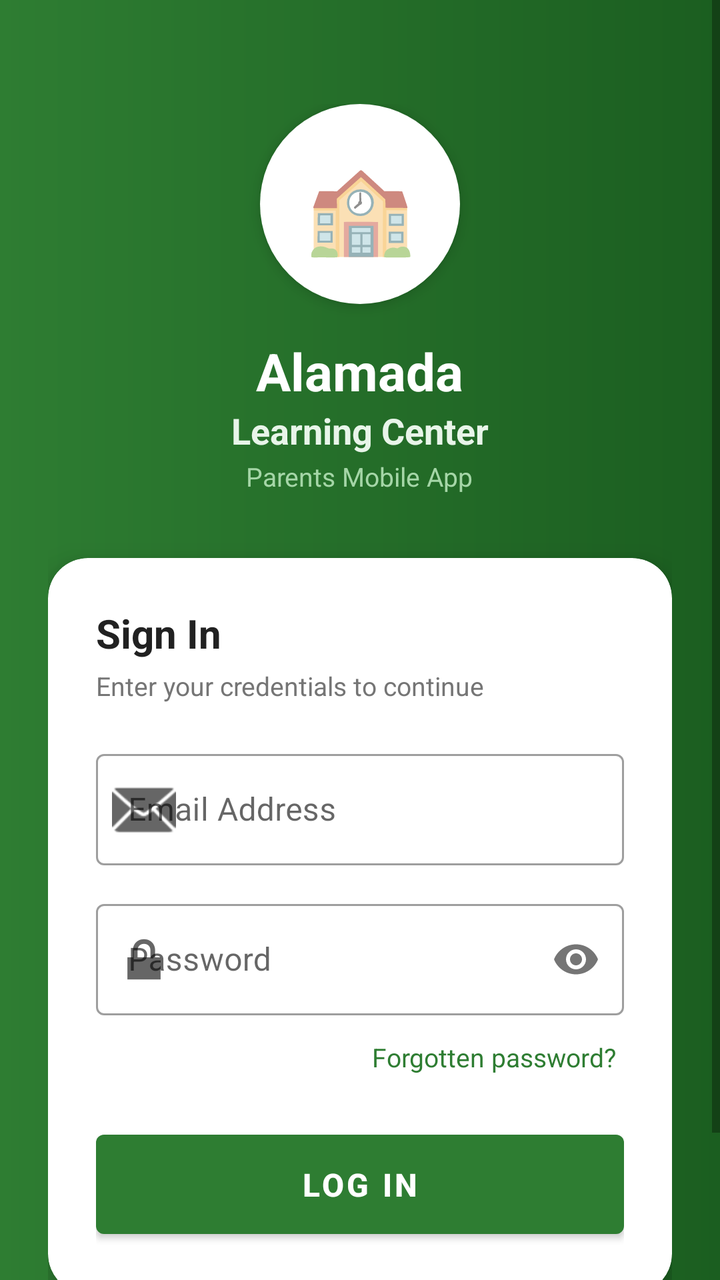
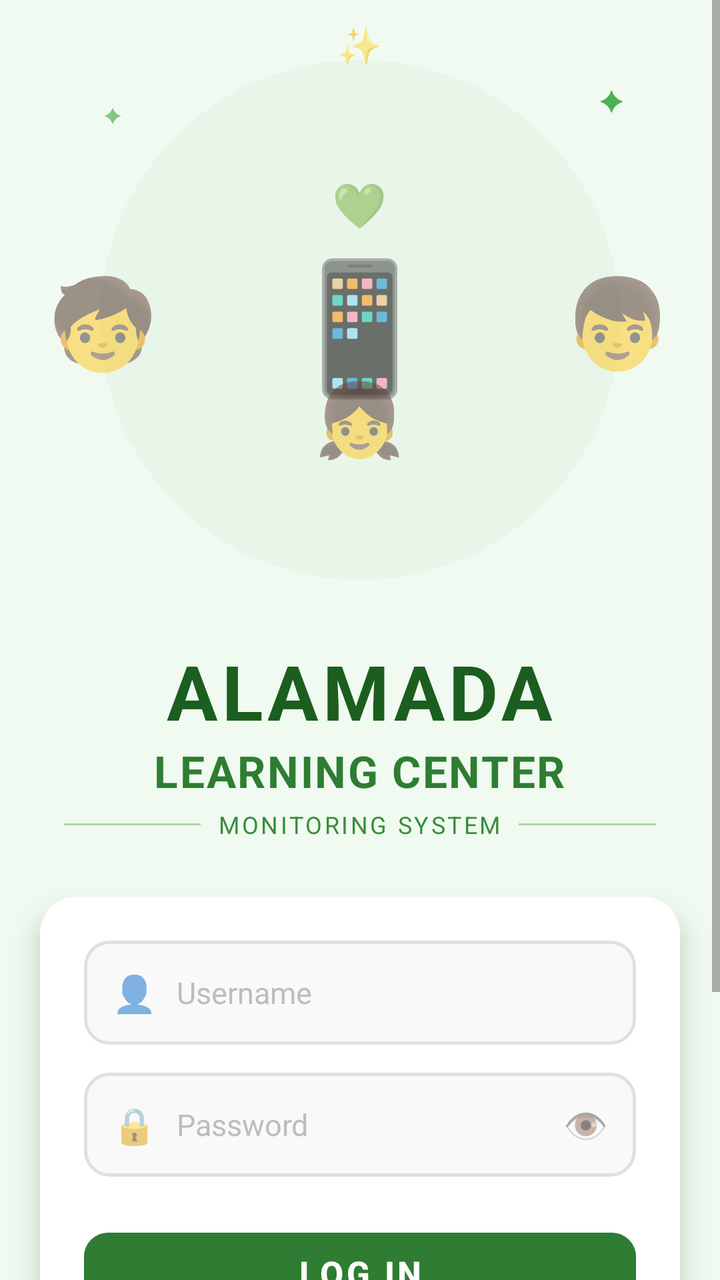

An Android layout rendered at two revisions. The XML below is the earlier revision; the diff shows what the commit changed to produce the second picture.
<!-- AndroidManifest.xml: application theme Theme.AlamadaChildMonitor -->
<!-- res/layout/activity_login.xml -->
<?xml version="1.0" encoding="utf-8"?>
<ScrollView
    xmlns:android="http://schemas.android.com/apk/res/android"
    xmlns:app="http://schemas.android.com/apk/res-auto"
    android:layout_width="match_parent"
    android:layout_height="match_parent"
    android:background="@drawable/header_green_gradient"
    android:fillViewport="true">

    <LinearLayout
        android:layout_width="match_parent"
        android:layout_height="wrap_content"
        android:orientation="vertical"
        android:gravity="center_horizontal"
        android:paddingTop="52dp"
        android:paddingBottom="40dp"
        android:paddingStart="24dp"
        android:paddingEnd="24dp">

        
        <LinearLayout
            android:layout_width="100dp"
            android:layout_height="100dp"
            android:background="@drawable/circle_white_bg"
            android:gravity="center"
            android:layout_marginBottom="16dp"
            android:elevation="4dp">
            <TextView
                android:layout_width="wrap_content"
                android:layout_height="wrap_content"
                android:text="🏫"
                android:textSize="44sp"/>
        </LinearLayout>

        
        <TextView
            android:layout_width="wrap_content"
            android:layout_height="wrap_content"
            android:text="Alamada"
            android:textColor="#FFFFFF"
            android:textSize="26sp"
            android:textStyle="bold"/>

        <TextView
            android:layout_width="wrap_content"
            android:layout_height="wrap_content"
            android:text="Learning Center"
            android:textColor="#E8F5E9"
            android:textSize="18sp"
            android:textStyle="bold"
            android:layout_marginBottom="2dp"/>

        <TextView
            android:layout_width="wrap_content"
            android:layout_height="wrap_content"
            android:text="Parents Mobile App"
            android:textColor="#A5D6A7"
            android:textSize="13sp"
            android:fontStyle="italic"
            android:layout_marginBottom="32dp"/>

        
        <androidx.cardview.widget.CardView
            android:layout_width="match_parent"
            android:layout_height="wrap_content"
            app:cardCornerRadius="20dp"
            app:cardElevation="10dp"
            app:cardBackgroundColor="#FFFFFF">

            <LinearLayout
                android:layout_width="match_parent"
                android:layout_height="wrap_content"
                android:orientation="vertical"
                android:padding="24dp">

                <TextView
                    android:layout_width="wrap_content"
                    android:layout_height="wrap_content"
                    android:text="Sign In"
                    android:textSize="20sp"
                    android:textStyle="bold"
                    android:textColor="@color/text_primary"
                    android:layout_marginBottom="4dp"/>

                <TextView
                    android:layout_width="wrap_content"
                    android:layout_height="wrap_content"
                    android:text="Enter your credentials to continue"
                    android:textSize="13sp"
                    android:textColor="@color/text_secondary"
                    android:layout_marginBottom="20dp"/>

                
                <com.google.android.material.textfield.TextInputLayout
                    android:layout_width="match_parent"
                    android:layout_height="wrap_content"
                    android:hint="Email Address"
                    style="@style/Widget.MaterialComponents.TextInputLayout.OutlinedBox"
                    app:startIconDrawable="@android:drawable/ic_dialog_email"
                    android:layout_marginBottom="14dp">
                    <com.google.android.material.textfield.TextInputEditText
                        android:id="@+id/et_email"
                        android:layout_width="match_parent"
                        android:layout_height="wrap_content"
                        android:inputType="textEmailAddress"
                        android:imeOptions="actionNext"/>
                </com.google.android.material.textfield.TextInputLayout>

                
                <com.google.android.material.textfield.TextInputLayout
                    android:layout_width="match_parent"
                    android:layout_height="wrap_content"
                    android:hint="Password"
                    style="@style/Widget.MaterialComponents.TextInputLayout.OutlinedBox"
                    app:passwordToggleEnabled="true"
                    app:startIconDrawable="@android:drawable/ic_lock_lock"
                    android:layout_marginBottom="8dp">
                    <com.google.android.material.textfield.TextInputEditText
                        android:id="@+id/et_password"
                        android:layout_width="match_parent"
                        android:layout_height="wrap_content"
                        android:inputType="textPassword"
                        android:imeOptions="actionDone"/>
                </com.google.android.material.textfield.TextInputLayout>

                
                <TextView
                    android:id="@+id/tv_forgot_password"
                    android:layout_width="wrap_content"
                    android:layout_height="wrap_content"
                    android:text="Forgotten password?"
                    android:textColor="@color/primary"
                    android:textSize="13sp"
                    android:layout_gravity="end"
                    android:layout_marginBottom="20dp"
                    android:padding="4dp"
                    android:background="?attr/selectableItemBackgroundBorderless"
                    android:clickable="true"
                    android:focusable="true"/>

                
                <TextView
                    android:id="@+id/tv_error"
                    android:layout_width="match_parent"
                    android:layout_height="wrap_content"
                    android:textColor="#C62828"
                    android:textSize="13sp"
                    android:gravity="center"
                    android:visibility="gone"
                    android:layout_marginBottom="10dp"
                    android:background="#FFEBEE"
                    android:padding="10dp"/>

                
                <ProgressBar
                    android:id="@+id/progress_bar"
                    android:layout_width="wrap_content"
                    android:layout_height="wrap_content"
                    android:layout_gravity="center_horizontal"
                    android:visibility="gone"
                    android:layout_marginBottom="8dp"/>

                
                <com.google.android.material.button.MaterialButton
                    android:id="@+id/btn_login"
                    android:layout_width="match_parent"
                    android:layout_height="wrap_content"
                    android:text="Log In"
                    android:textSize="16sp"
                    android:textStyle="bold"
                    android:padding="14dp"
                    app:backgroundTint="@color/primary"/>

            </LinearLayout>
        </androidx.cardview.widget.CardView>

        <TextView
            android:layout_width="wrap_content"
            android:layout_height="wrap_content"
            android:text="For parents only · Contact admin if you cannot access"
            android:textColor="#A5D6A7"
            android:textSize="12sp"
            android:gravity="center"
            android:layout_marginTop="20dp"/>

    </LinearLayout>
</ScrollView>
<!-- resources referenced by this layout -->
<resources>
  <color name="primary">         #2E7D32</color>
  <color name="text_primary">    #212121</color>
  <color name="text_secondary">  #757575</color>
  <!-- drawable circle_white_bg (drawable) -->
  <?xml version="1.0" encoding="utf-8"?>
  <shape xmlns:android="http://schemas.android.com/apk/res/android"
      android:shape="oval">
      <solid android:color="#FFFFFF"/>
  </shape>
  <!-- drawable header_green_gradient (drawable) -->
  <?xml version="1.0" encoding="utf-8"?>
  <shape xmlns:android="http://schemas.android.com/apk/res/android"
      android:shape="rectangle">
      <gradient
          android:startColor="#1B5E20"
          android:endColor="#2E7D32"
          android:angle="180"
          android:type="linear"/>
  </shape>
  <style name="Theme.AlamadaChildMonitor" parent="Theme.MaterialComponents.DayNight.NoActionBar">
          <item name="colorPrimary">@color/primary</item>
          <item name="colorPrimaryDark">@color/primary_dark</item>
          <item name="colorAccent">@color/accent</item>
          <item name="android:windowBackground">@color/background</item>
          <item name="android:statusBarColor">@color/primary_dark</item>
          <item name="android:navigationBarColor">@color/white</item>
      </style>
  <color name="primary_dark">    #1B5E20</color>
  <color name="accent">          #FF6F00</color>
  <color name="background">      #F5F5F5</color>
  <color name="white">           #FFFFFF</color>
</resources>

<!-- the commit's change to res/layout/activity_login.xml (unified diff, before → after) -->
@@ -4,139 +4,254 @@
     xmlns:app="http://schemas.android.com/apk/res-auto"
     android:layout_width="match_parent"
     android:layout_height="match_parent"
-    android:background="@drawable/header_green_gradient"
+    android:background="@color/login_bg"
     android:fillViewport="true">
 
     <LinearLayout
         android:layout_width="match_parent"
         android:layout_height="wrap_content"
         android:orientation="vertical"
-        android:gravity="center_horizontal"
-        android:paddingTop="52dp"
-        android:paddingBottom="40dp"
-        android:paddingStart="24dp"
-        android:paddingEnd="24dp">
-
-        
-        <LinearLayout
-            android:layout_width="100dp"
-            android:layout_height="100dp"
-            android:background="@drawable/circle_white_bg"
-            android:gravity="center"
-            android:layout_marginBottom="16dp"
-            android:elevation="4dp">
-            <TextView
-                android:layout_width="wrap_content"
-                android:layout_height="wrap_content"
-                android:text="🏫"
-                android:textSize="44sp"/>
-        </LinearLayout>
+        android:gravity="center_horizontal">
+
+        
+        <RelativeLayout
+            android:layout_width="match_parent"
+            android:layout_height="320dp">
+
+            
+            <LinearLayout
+                android:layout_width="260dp"
+                android:layout_height="260dp"
+                android:background="@drawable/login_illustration"
+                android:layout_centerInParent="true"
+                android:gravity="center"/>
+
+            
+            
+            <TextView
+                android:layout_width="wrap_content"
+                android:layout_height="wrap_content"
+                android:text="🧒"
+                android:textSize="44sp"
+                android:layout_centerVertical="true"
+                android:layout_marginLeft="28dp"
+                android:layout_marginTop="20dp"
+                android:layout_alignParentStart="true"
+                android:layout_centerInParent="false"
+                android:layout_marginStart="24dp"/>
+
+            
+            <LinearLayout
+                android:layout_width="wrap_content"
+                android:layout_height="wrap_content"
+                android:orientation="vertical"
+                android:gravity="center"
+                android:layout_centerInParent="true"
+                android:layout_marginTop="20dp">
+                <TextView
+                    android:layout_width="wrap_content"
+                    android:layout_height="wrap_content"
+                    android:text="💚"
+                    android:textSize="22sp"
+                    android:gravity="center"
+                    android:layout_marginBottom="2dp"/>
+                <TextView
+                    android:layout_width="wrap_content"
+                    android:layout_height="wrap_content"
+                    android:text="📱"
+                    android:textSize="64sp"
+                    android:gravity="center"/>
+                <TextView
+                    android:layout_width="wrap_content"
+                    android:layout_height="wrap_content"
+                    android:text="👧"
+                    android:textSize="36sp"
+                    android:gravity="center"
+                    android:layout_marginTop="-20dp"/>
+            </LinearLayout>
+
+            
+            <TextView
+                android:layout_width="wrap_content"
+                android:layout_height="wrap_content"
+                android:text="👦"
+                android:textSize="44sp"
+                android:layout_centerVertical="true"
+                android:layout_alignParentEnd="true"
+                android:layout_marginEnd="24dp"
+                android:layout_marginTop="20dp"/>
+
+            
+            <TextView
+                android:layout_width="wrap_content"
+                android:layout_height="wrap_content"
+                android:text="✨"
+                android:textSize="18sp"
+                android:layout_alignParentTop="true"
+                android:layout_centerHorizontal="true"
+                android:layout_marginTop="10dp"/>
+
+            <TextView
+                android:layout_width="wrap_content"
+                android:layout_height="wrap_content"
+                android:text="✦"
+                android:textSize="14sp"
+                android:textColor="#4CAF50"
+                android:layout_alignParentTop="true"
+                android:layout_alignParentEnd="true"
+                android:layout_marginEnd="48dp"
+                android:layout_marginTop="40dp"/>
+
+            <TextView
+                android:layout_width="wrap_content"
+                android:layout_height="wrap_content"
+                android:text="✦"
+                android:textSize="10sp"
+                android:textColor="#81C784"
+                android:layout_alignParentTop="true"
+                android:layout_alignParentStart="true"
+                android:layout_marginStart="52dp"
+                android:layout_marginTop="50dp"/>
+
+        </RelativeLayout>
 
         
         <TextView
             android:layout_width="wrap_content"
             android:layout_height="wrap_content"
-            android:text="Alamada"
-            android:textColor="#FFFFFF"
-            android:textSize="26sp"
-            android:textStyle="bold"/>
+            android:text="ALAMADA"
+            android:textColor="#1B5E20"
+            android:textSize="38sp"
+            android:textStyle="bold"
+            android:letterSpacing="0.05"
+            android:layout_marginBottom="0dp"/>
 
         <TextView
             android:layout_width="wrap_content"
             android:layout_height="wrap_content"
-            android:text="Learning Center"
-            android:textColor="#E8F5E9"
-            android:textSize="18sp"
+            android:text="LEARNING CENTER"
+            android:textColor="#2E7D32"
+            android:textSize="22sp"
             android:textStyle="bold"
-            android:layout_marginBottom="2dp"/>
-
-        <TextView
-            android:layout_width="wrap_content"
+            android:letterSpacing="0.04"
+            android:layout_marginBottom="4dp"/>
+
+        
+        <LinearLayout
+            android:layout_width="match_parent"
             android:layout_height="wrap_content"
-            android:text="Parents Mobile App"
-            android:textColor="#A5D6A7"
-            android:textSize="13sp"
-            android:fontStyle="italic"
-            android:layout_marginBottom="32dp"/>
+            android:orientation="horizontal"
+            android:gravity="center_vertical"
+            android:paddingStart="32dp"
+            android:paddingEnd="32dp"
+            android:layout_marginBottom="28dp">
+            <View
+                android:layout_width="0dp"
+                android:layout_height="1dp"
+                android:layout_weight="1"
+                android:background="#A5D6A7"/>
+            <TextView
+                android:layout_width="wrap_content"
+                android:layout_height="wrap_content"
+                android:text="  MONITORING SYSTEM  "
+                android:textColor="#388E3C"
+                android:textSize="12sp"
+                android:letterSpacing="0.1"/>
+            <View
+                android:layout_width="0dp"
+                android:layout_height="1dp"
+                android:layout_weight="1"
+                android:background="#A5D6A7"/>
+        </LinearLayout>
 
         
         <androidx.cardview.widget.CardView
             android:layout_width="match_parent"
             android:layout_height="wrap_content"
-            app:cardCornerRadius="20dp"
-            app:cardElevation="10dp"
+            android:layout_marginStart="20dp"
+            android:layout_marginEnd="20dp"
+            android:layout_marginBottom="0dp"
+            app:cardCornerRadius="18dp"
+            app:cardElevation="8dp"
             app:cardBackgroundColor="#FFFFFF">
 
             <LinearLayout
                 android:layout_width="match_parent"
                 android:layout_height="wrap_content"
                 android:orientation="vertical"
-                android:padding="24dp">
-
-                <TextView
-                    android:layout_width="wrap_content"
-                    android:layout_height="wrap_content"
-                    android:text="Sign In"
-                    android:textSize="20sp"
-                    android:textStyle="bold"
-                    android:textColor="@color/text_primary"
-                    android:layout_marginBottom="4dp"/>
-
-                <TextView
-                    android:layout_width="wrap_content"
-                    android:layout_height="wrap_content"
-                    android:text="Enter your credentials to continue"
-                    android:textSize="13sp"
-                    android:textColor="@color/text_secondary"
-                    android:layout_marginBottom="20dp"/>
-
-                
-                <com.google.android.material.textfield.TextInputLayout
+                android:padding="22dp">
+
+                
+                <LinearLayout
                     android:layout_width="match_parent"
-                    android:layout_height="wrap_content"
-                    android:hint="Email Address"
-                    style="@style/Widget.MaterialComponents.TextInputLayout.OutlinedBox"
-                    app:startIconDrawable="@android:drawable/ic_dialog_email"
+                    android:layout_height="52dp"
+                    android:orientation="horizontal"
+                    android:gravity="center_vertical"
+                    android:background="@drawable/input_field_bg"
+                    android:paddingStart="14dp"
+                    android:paddingEnd="14dp"
                     android:layout_marginBottom="14dp">
-                    <com.google.android.material.textfield.TextInputEditText
+                    <TextView
+                        android:layout_width="wrap_content"
+                        android:layout_height="wrap_content"
+                        android:text="👤"
+                        android:textSize="18sp"
+                        android:layout_marginEnd="10dp"/>
+                    <EditText
                         android:id="@+id/et_email"
-                        android:layout_width="match_parent"
+                        android:layout_width="0dp"
+                        android:layout_height="match_parent"
+                        android:layout_weight="1"
+                        android:hint="Username"
+                        android:textColorHint="#BDBDBD"
+                        android:textColor="#212121"
+                        android:textSize="15sp"
+                        android:inputType="textEmailAddress"
+                        android:imeOptions="actionNext"
+                        android:background="@null"
+                        android:maxLines="1"/>
+                </LinearLayout>
+
+                
+                <LinearLayout
+                    android:layout_width="match_parent"
+                    android:layout_height="52dp"
+                    android:orientation="horizontal"
+                    android:gravity="center_vertical"
+                    android:background="@drawable/input_field_bg"
+                    android:paddingStart="14dp"
+                    android:paddingEnd="14dp"
+                    android:layout_marginBottom="22dp">
+                    <TextView
+                        android:layout_width="wrap_content"
                         android:layout_height="wrap_content"
-                        android:inputType="textEmailAddress"
-                        android:imeOptions="actionNext"/>
-                </com.google.android.material.textfield.TextInputLayout>
-
-                
-                <com.google.android.material.textfield.TextInputLayout
-                    android:layout_width="match_parent"
-                    android:layout_height="wrap_content"
-                    android:hint="Password"
-                    style="@style/Widget.MaterialComponents.TextInputLayout.OutlinedBox"
-                    app:passwordToggleEnabled="true"
-                    app:startIconDrawable="@android:drawable/ic_lock_lock"
-                    android:layout_marginBottom="8dp">
-                    <com.google.android.material.textfield.TextInputEditText
+                        android:text="🔒"
+                        android:textSize="18sp"
+                        android:layout_marginEnd="10dp"/>
+                    <EditText
                         android:id="@+id/et_password"
-                        android:layout_width="match_parent"
+                        android:layout_width="0dp"
+                        android:layout_height="match_parent"
+                        android:layout_weight="1"
+                        android:hint="Password"
+                        android:textColorHint="#BDBDBD"
+                        android:textColor="#212121"
+                        android:textSize="15sp"
+                        android:inputType="textPassword"
+                        android:imeOptions="actionDone"
+                        android:background="@null"
+                        android:maxLines="1"/>
+                    
+                    <TextView
+                        android:id="@+id/btn_toggle_password"
+                        android:layout_width="wrap_content"
                         android:layout_height="wrap_content"
-                        android:inputType="textPassword"
-                        android:imeOptions="actionDone"/>
-                </com.google.android.material.textfield.TextInputLayout>
-
-                
-                <TextView
-                    android:id="@+id/tv_forgot_password"
-                    android:layout_width="wrap_content"
-                    android:layout_height="wrap_content"
-                    android:text="Forgotten password?"
-                    android:textColor="@color/primary"
-                    android:textSize="13sp"
-                    android:layout_gravity="end"
-                    android:layout_marginBottom="20dp"
-                    android:padding="4dp"
-                    android:background="?attr/selectableItemBackgroundBorderless"
-                    android:clickable="true"
-                    android:focusable="true"/>
+                        android:text="👁"
+                        android:textSize="18sp"
+                        android:clickable="true"
+                        android:focusable="true"
+                        android:background="?attr/selectableItemBackgroundBorderless"/>
+                </LinearLayout>
 
                 
                 <TextView
@@ -164,24 +279,90 @@
                 <com.google.android.material.button.MaterialButton
                     android:id="@+id/btn_login"
                     android:layout_width="match_parent"
-                    android:layout_height="wrap_content"
+                    android:layout_height="52dp"
                     android:text="Log In"
-                    android:textSize="16sp"
+                    android:textSize="17sp"
                     android:textStyle="bold"
-                    android:padding="14dp"
+                    android:textColor="#FFFFFF"
+                    android:layout_marginBottom="12dp"
+                    app:cornerRadius="12dp"
                     app:backgroundTint="@color/primary"/>
+
+                
+                <TextView
+                    android:id="@+id/tv_forgot_password"
+                    android:layout_width="wrap_content"
+                    android:layout_height="wrap_content"
+                    android:text="Forgotten password?"
+                    android:textColor="@color/primary"
+                    android:textSize="14sp"
+                    android:textStyle="bold"
+                    android:gravity="center"
+                    android:layout_gravity="center_horizontal"
+                    android:padding="6dp"
+                    android:background="?attr/selectableItemBackgroundBorderless"
+                    android:clickable="true"
+                    android:focusable="true"/>
 
             </LinearLayout>
         </androidx.cardview.widget.CardView>
 
-        <TextView
-            android:layout_width="wrap_content"
-            android:layout_height="wrap_content"
-            android:text="For parents only · Contact admin if you cannot access"
-            android:textColor="#A5D6A7"
-            android:textSize="12sp"
-            android:gravity="center"
-            android:layout_marginTop="20dp"/>
+        
+        <RelativeLayout
+            android:layout_width="match_parent"
+            android:layout_height="100dp"
+            android:layout_marginTop="-2dp">
+
+            
+            <View
+                android:layout_width="match_parent"
+                android:layout_height="80dp"
+                android:background="@drawable/login_grass_bg"
+                android:layout_alignParentBottom="true"/>
+
+            
+            <TextView
+                android:layout_width="wrap_content"
+                android:layout_height="wrap_content"
+                android:text="🌿🌿"
+                android:textSize="32sp"
+                android:layout_alignParentBottom="true"
+                android:layout_alignParentStart="true"
+                android:layout_marginStart="-4dp"
+                android:layout_marginBottom="8dp"/>
+
+            
+            <TextView
+                android:layout_width="wrap_content"
+                android:layout_height="wrap_content"
+                android:text="🌿🌿"
+                android:textSize="32sp"
+                android:layout_alignParentBottom="true"
+                android:layout_alignParentEnd="true"
+                android:layout_marginEnd="-4dp"
+                android:layout_marginBottom="8dp"/>
+
+            
+            <TextView
+                android:layout_width="wrap_content"
+                android:layout_height="wrap_content"
+                android:text="🌸"
+                android:textSize="22sp"
+                android:layout_alignParentBottom="true"
+                android:layout_marginStart="90dp"
+                android:layout_marginBottom="10dp"/>
+
+            <TextView
+                android:layout_width="wrap_content"
+                android:layout_height="wrap_content"
+                android:text="🌸"
+                android:textSize="22sp"
+                android:layout_alignParentBottom="true"
+                android:layout_alignParentEnd="true"
+                android:layout_marginEnd="90dp"
+                android:layout_marginBottom="10dp"/>
+
+        </RelativeLayout>
 
     </LinearLayout>
 </ScrollView>
<!-- resource entries referenced after the edit -->
@@ -1,23 +1,28 @@
 <!-- resources referenced by this layout -->
 <resources>
+  <color name="login_bg">        #F0FAF0</color>
   <color name="primary">         #2E7D32</color>
-  <color name="text_primary">    #212121</color>
-  <color name="text_secondary">  #757575</color>
-  <!-- drawable circle_white_bg (drawable) -->
+  <!-- drawable input_field_bg (drawable) -->
+  <?xml version="1.0" encoding="utf-8"?>
+  <shape xmlns:android="http://schemas.android.com/apk/res/android"
+      android:shape="rectangle">
+      <solid android:color="#F9F9F9"/>
+      <stroke android:width="1.5dp" android:color="#E0E0E0"/>
+      <corners android:radius="12dp"/>
+  </shape>
+  <!-- drawable login_grass_bg (drawable) -->
+  <?xml version="1.0" encoding="utf-8"?>
+  <shape xmlns:android="http://schemas.android.com/apk/res/android"
+      android:shape="rectangle">
+      <solid android:color="#388E3C"/>
+      <corners android:topLeftRadius="80dp" android:topRightRadius="80dp"/>
+  </shape>
+  <!-- drawable login_illustration (drawable) -->
   <?xml version="1.0" encoding="utf-8"?>
   <shape xmlns:android="http://schemas.android.com/apk/res/android"
       android:shape="oval">
-      <solid android:color="#FFFFFF"/>
-  </shape>
-  <!-- drawable header_green_gradient (drawable) -->
-  <?xml version="1.0" encoding="utf-8"?>
-  <shape xmlns:android="http://schemas.android.com/apk/res/android"
-      android:shape="rectangle">
-      <gradient
-          android:startColor="#1B5E20"
-          android:endColor="#2E7D32"
-          android:angle="180"
-          android:type="linear"/>
+      <solid android:color="#E8F5E9"/>
+      <size android:width="240dp" android:height="200dp"/>
   </shape>
   <style name="Theme.AlamadaChildMonitor" parent="Theme.MaterialComponents.DayNight.NoActionBar">
           <item name="colorPrimary">@color/primary</item>
